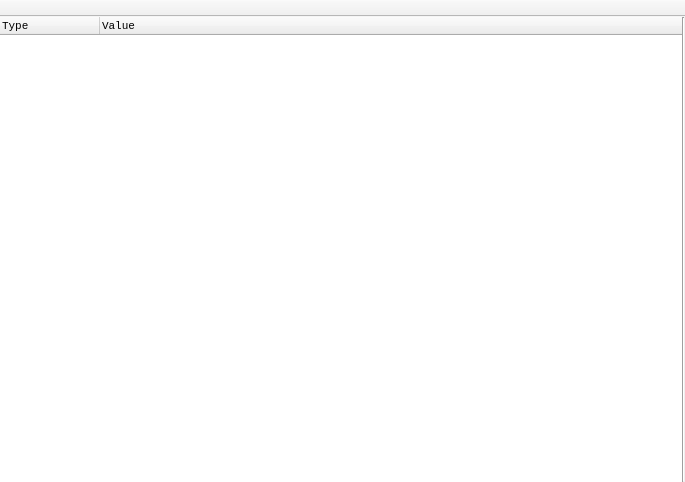
Before: the Qt Designer form manager/ui/wiimoterawstream.ui in dev-0x7C6/wiimotedev, drawn with Qt 5.
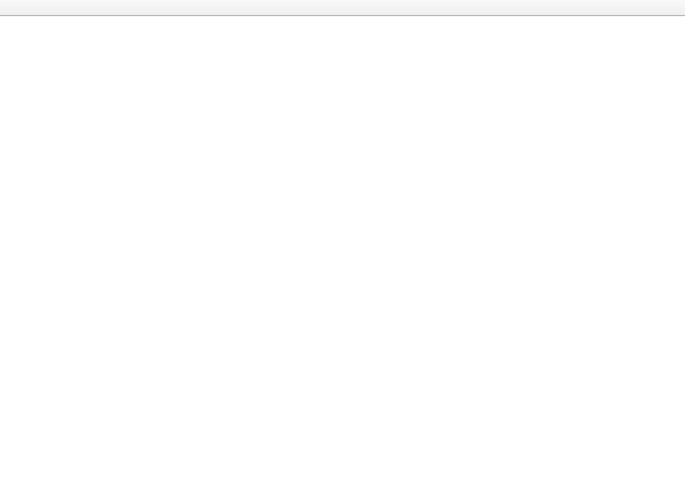
After: the same form once the commit is applied. Icons and pictures are not drawn.

Commit message: Removed line item and header is no longer visible.

```diff
--- a/manager/ui/wiimoterawstream.ui
+++ b/manager/ui/wiimoterawstream.ui
@@ -54,6 +54,9 @@
       <property name="lineWidth">
        <number>0</number>
       </property>
+      <attribute name="headerVisible">
+       <bool>false</bool>
+      </attribute>
       <column>
        <property name="text">
         <string>Type</string>
@@ -66,13 +69,6 @@
       </column>
      </widget>
     </item>
-    <item>
-     <widget class="Line" name="line">
-      <property name="orientation">
-       <enum>Qt::Vertical</enum>
-      </property>
-     </widget>
-    </item>
    </layout>
   </widget>
   <widget class="QMenuBar" name="menubar">
```
